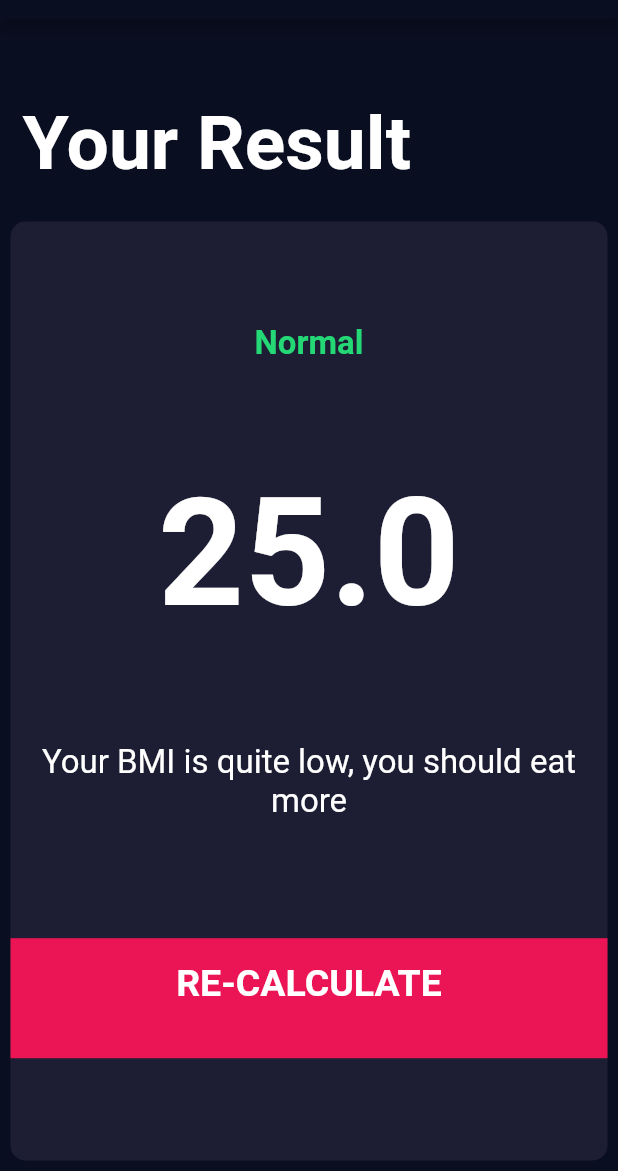
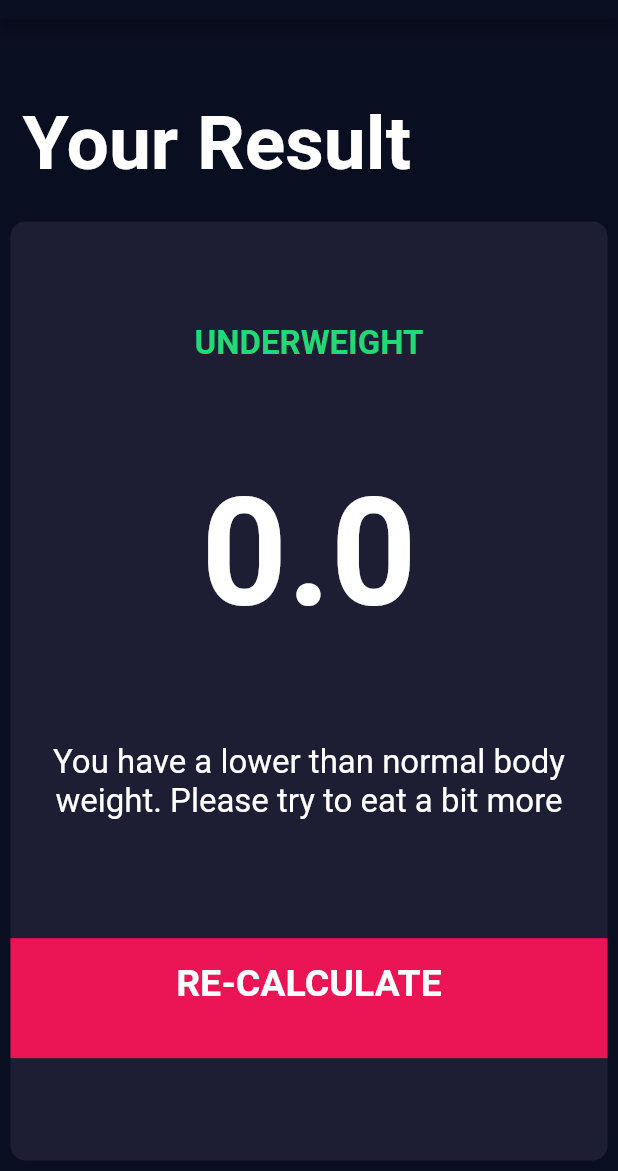
Before and after one commit to Fakorede/flutter-bmi-calculator, a Flutter app: the screen it shows after launch, after a tap on "CALCULATE", on a phone screen of 412 x 824 dp, the part 65-1236 px from its top. Run offline on Flutter 3.47's test engine with Material 2 defaults, Android fonts, the phone set to English and light mode, and no system bars; our stand-ins replace font_awesome_flutter.

Commit message:
added the bmi calculator functionality

```diff
--- /dev/null
+++ b/lib/screens/calculator_brain.dart
@@ -0,0 +1,35 @@
+import 'dart:math';
+
+class CalculatorBrain {
+  final int height;
+  final int weight;
+
+  double _bmi;
+
+  CalculatorBrain({this.height, this.weight});
+
+  String calculateBMI() {
+    _bmi = weight / pow(height, 2);
+    return _bmi.toStringAsFixed(1);
+  }
+
+  String getResult() {
+    if (_bmi >= 25) {
+      return 'Overweight';
+    } else if (_bmi > 18.5) {
+      return 'Normal';
+    } else {
+      return 'Underweight';
+    }
+  }
+
+  String getInterpretation() {
+    if (_bmi >= 25) {
+      return 'You have a higher than normal body weight. Try to exercise moroe';
+    } else if (_bmi > 18.5) {
+      return 'You have a normal body weight. Great job!';
+    } else {
+      return 'You have a lower than normal body weight. Please try to eat a bit more';
+    }
+  }
+}
--- a/lib/screens/input_page.dart
+++ b/lib/screens/input_page.dart
@@ -1,11 +1,15 @@
 import 'package:flutter/material.dart';
 import 'package:font_awesome_flutter/font_awesome_flutter.dart';
+
 import '../components/icon_content.dart';
 import '../components/reusable_card.dart';
-import '../constants.dart';
-import 'results_page.dart';
 import '../components/bottom_button.dart';
 import '../components/round_icon_button.dart';
+
+import 'results_page.dart';
+import 'calculator_brain.dart';
+
+import '../constants.dart';
 
 enum Gender { male, female }
 
@@ -211,10 +215,17 @@ class _InputPageState extends State<InputPage> {
           BottomButton(
             buttonTitle: 'CALCULATE',
             onTap: () {
+              CalculatorBrain calc =
+                  CalculatorBrain(height: height, weight: weight);
+
               Navigator.push(
                 context,
                 MaterialPageRoute(
-                  builder: (context) => ResultsPage(),
+                  builder: (context) => ResultsPage(
+                    bmiResult: calc.calculateBMI(),
+                    resultText: calc.getResult(),
+                    interpretation: calc.getInterpretation(),
+                  ),
                 ),
               );
             },
--- a/lib/screens/results_page.dart
+++ b/lib/screens/results_page.dart
@@ -4,6 +4,15 @@ import '../components/bottom_button.dart';
 import '../constants.dart';
 
 class ResultsPage extends StatelessWidget {
+  final String bmiResult;
+  final String resultText;
+  final String interpretation;
+
+  ResultsPage(
+      {@required this.bmiResult,
+      @required this.resultText,
+      @required this.interpretation});
+
   @override
   Widget build(BuildContext context) {
     return Scaffold(
@@ -34,15 +43,15 @@ class ResultsPage extends StatelessWidget {
                 crossAxisAlignment: CrossAxisAlignment.center,
                 children: <Widget>[
                   Text(
-                    'Normal',
+                    resultText.toUpperCase(),
                     style: kResultTextStyle,
                   ),
                   Text(
-                    '25.0',
+                    bmiResult,
                     style: kBMITextStyle,
                   ),
                   Text(
-                    'Your BMI is quite low, you should eat more',
+                    interpretation,
                     style: kBodyTextStyle,
                     textAlign: TextAlign.center,
                   ),
```
